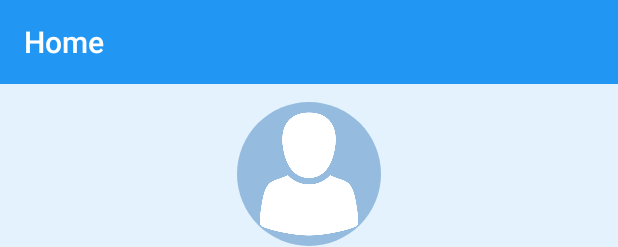
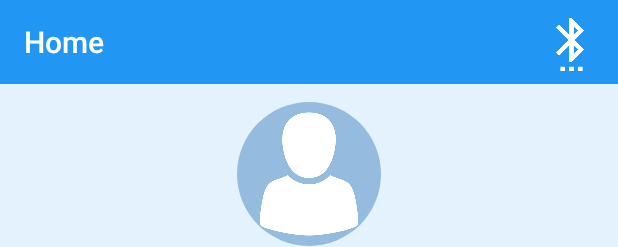
Before and after one commit to Nomanikram1234/FinalYearProject, an Android app: the layout fragment_home.xml on its own in the app's theme, with its tools: preview values and no code run, on a phone screen of 412 x 824 dp. Shown: the top 247 px of the screen. Run offline under Robolectric (Android 15) with nearby library versions, the phone set to English and light mode, and no system bars.

Commit message:
Going to start working on Bluetooth Connection.

```diff
--- a/app/src/main/res/layout/fragment_home.xml
+++ b/app/src/main/res/layout/fragment_home.xml
@@ -18,7 +18,8 @@
         app:titleTextColor="@color/colorRaisedButtonText">
 
 
-            <android.support.v7.widget.AppCompatTextView
+
+           <android.support.v7.widget.AppCompatTextView
             android:layout_width="match_parent"
             android:layout_height="wrap_content"
             android:layout_margin="0dp"
@@ -30,7 +31,8 @@
             android:visibility="gone"
             />
 
-    </android.support.v7.widget.Toolbar>
+
+       </android.support.v7.widget.Toolbar>
 
 
 
@@ -41,7 +43,7 @@
        android:orientation="vertical"
        android:background="#E3F2FD"
 
-       >
+       android:id="@+id/linearLayout2">
 
        <de.hdodenhof.circleimageview.CircleImageView
            android:layout_width="96dp"
@@ -277,6 +279,17 @@
 
    </LinearLayout>
 
+    <android.support.v7.widget.AppCompatImageView
+        android:id="@+id/bluetoothConnection"
+        android:layout_width="35dp"
+        android:layout_height="35dp"
+        android:layout_alignParentEnd="true"
+        android:layout_alignParentTop="true"
+        android:layout_marginTop="12dp"
+        android:layout_marginEnd="13dp"
+        android:src="@drawable/bluetooth_white"
+
+        />
 
 
 </RelativeLayout>
--- a/app/src/main/res/layout/fragment_patient.xml
+++ b/app/src/main/res/layout/fragment_patient.xml
@@ -33,6 +33,7 @@
             android:id="@+id/txt_example"
             android:visibility="gone"
             />
+
 
     </android.support.v7.widget.Toolbar>
 
```
Also changed, not shown: app/src/main/java/com/example/nomanikram/epilepsyseizuredetection/AddPatientDetailActivity.java (+112 -7 lines), app/src/main/java/com/example/nomanikram/epilepsyseizuredetection/HomeFragment.java (+18 -1 lines), app/src/main/res/drawable/bluetooth_white.png (added).
